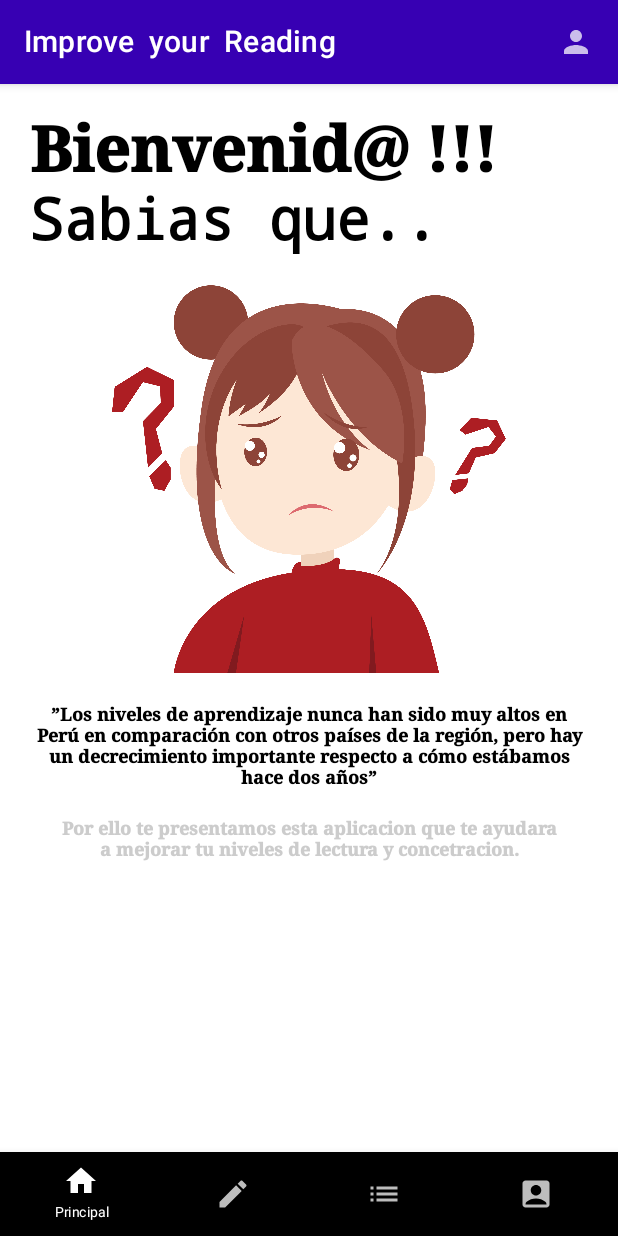
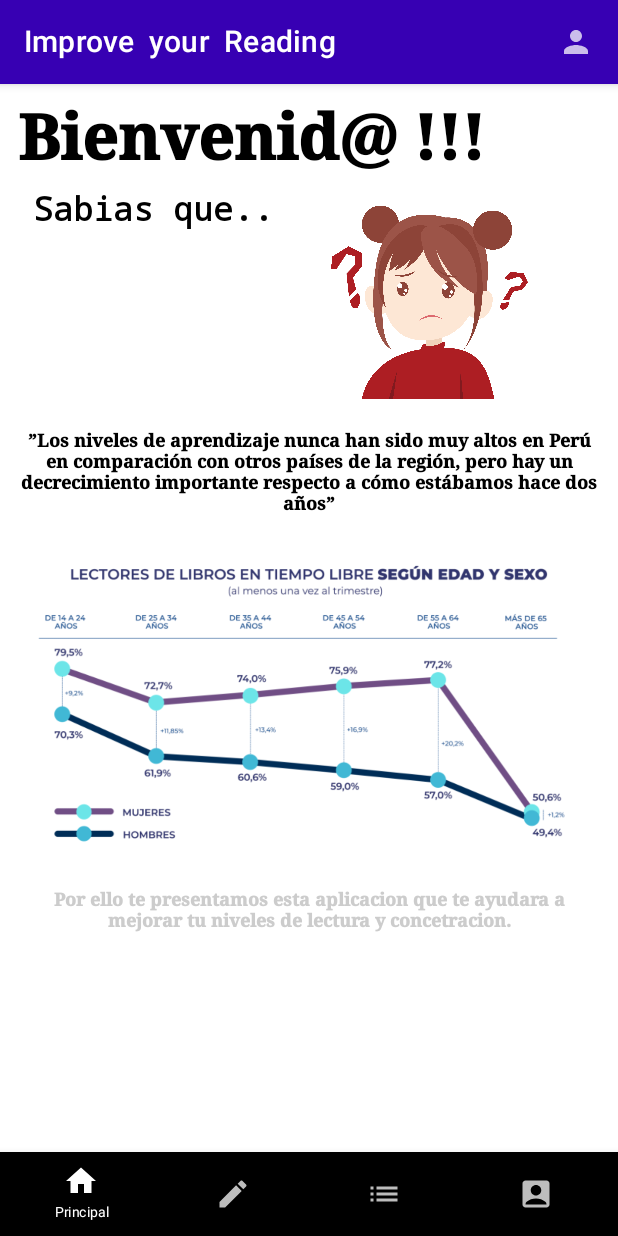
Before and after one commit to Arnold-DMA/Lecturas_Project, an Android app built with Jetpack Compose: the Home screen opened through its navigation route, on a phone screen of 412 x 824 dp. Run offline under Robolectric (Android 15) with nearby library versions, the phone set to English and light mode, and no system bars.

Commit message:
Nuevo diseño

```diff
--- a/app/src/main/java/com/danp/lecturas_project/presentation/screens/Home.kt
+++ b/app/src/main/java/com/danp/lecturas_project/presentation/screens/Home.kt
@@ -22,36 +22,42 @@ import com.danp.lecturas_project.R
 
 @Composable
 fun Home(navController: NavHostController) {
-    Column( modifier = Modifier.padding(20.dp) .fillMaxSize()) {
+    Column( modifier = Modifier
+        .padding(12.dp)
+        .fillMaxSize()) {
         Text(
             text = "Bienvenid@ !!!",
 
             style = TextStyle(color = Color.Black, fontSize = 42.sp, fontWeight = FontWeight.Black , fontFamily = FontFamily.Serif)
         )
+        Row(modifier = Modifier
+            .padding(10.dp)) {
             Text(
                 text = "Sabias que..",
 
-            style = TextStyle(color = Color.Black, fontSize = 38.sp, fontWeight = FontWeight.Black , fontFamily = FontFamily.Monospace)
+                style = TextStyle(color = Color.Black, fontSize = 22.sp, fontWeight = FontWeight.Black , fontFamily = FontFamily.Monospace)
             )
-        Image(painter = painterResource(id = R.drawable.pregunta), contentDescription = "pregunta", modifier = Modifier.height(300.dp) .fillMaxWidth().height(400.dp))
+            Image(painter = painterResource(id = R.drawable.pregunta), contentDescription = "pregunta", modifier = Modifier
+                .height(150.dp)
+                .fillMaxWidth()
+                .height(150.dp))
+        }
+
         Text(
             text = "”Los niveles de aprendizaje nunca han sido muy altos en Perú en comparación con otros países de la región, pero hay un decrecimiento importante respecto a cómo estábamos hace dos años”",
 
             style = TextStyle(color = Color.Black, fontSize = 12.sp, fontWeight = FontWeight.Black , fontFamily = FontFamily.Serif, textAlign = TextAlign.Center)
         )
-        Column( modifier = Modifier.padding(20.dp) .fillMaxSize()) {
+        Image(painter = painterResource(id = R.drawable.bajoporcentaje), contentDescription = "pregunta", modifier = Modifier
+            .height(250.dp)
+            .fillMaxWidth()
+            .height(250.dp))
         Text(
             text = "Por ello te presentamos esta aplicacion que te ayudara a mejorar tu niveles de lectura y concetracion.",
 
-                style = TextStyle(
-                    color = Color.LightGray,
-                    fontSize = 12.sp,
-                    fontWeight = FontWeight.Black,
-                    fontFamily = FontFamily.Serif,
-                    textAlign = TextAlign.Center
+            style = TextStyle(color = Color.LightGray, fontSize = 12.sp, fontWeight = FontWeight.Black , fontFamily = FontFamily.Serif, textAlign = TextAlign.Center)
         )
-            )
-        }
+
 
     }
 
```
Also changed, not shown: app/src/main/res/drawable/bajoporcentaje.png (added). Lines whose indentation alone changed are shown as unchanged.
